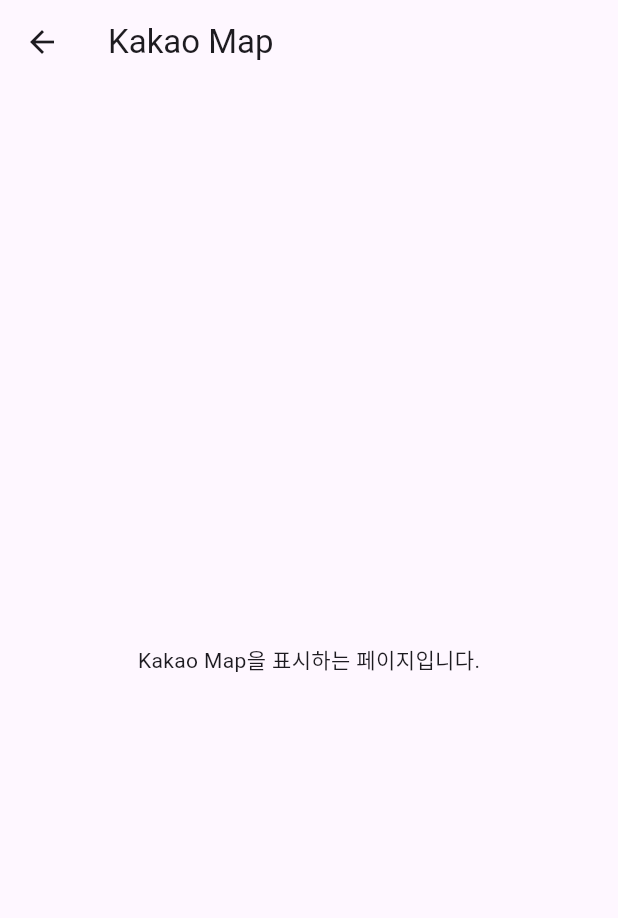
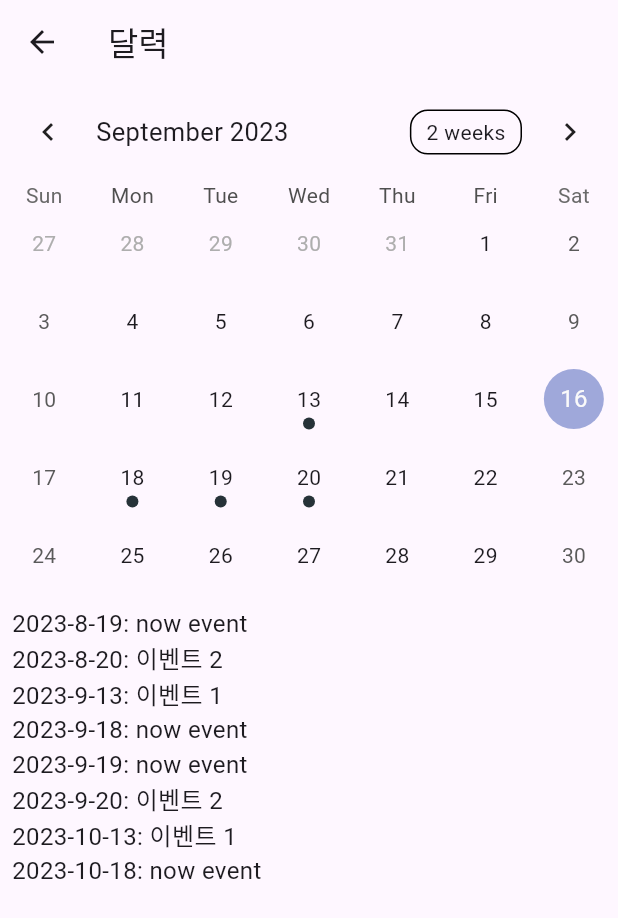
Before and after one commit to HaniumCapstone/flutter_application, a Flutter app: the SiteDetailPage widget shown alone on an empty page, opened directly with empty values, after a tap on "🌐 지도에서 보기", on a phone screen of 412 x 824 dp. Shown: the top 918 px of the screen. Run offline on Flutter 3.47's test engine with Material 2 defaults, Android fonts, the phone set to English and light mode, and no system bars; drawn by our look-alikes of table_calendar; our stand-ins replace flutter_dotenv, shared_preferences; missing offline and left inert: kakao_flutter_sdk; accounts and stored records are empty; network calls fail.

```diff
--- /dev/null
+++ b/lib/screens/calender_page.dart
@@ -0,0 +1,154 @@
+import 'package:flutter/material.dart';
+import 'package:table_calendar/table_calendar.dart';
+
+void main() {
+  runApp(MyApp());
+}
+
+class MyApp extends StatelessWidget {
+  @override
+  Widget build(BuildContext context) {
+    return MaterialApp(
+      home: CalendarPage(),
+    );
+  }
+}
+
+class CalendarPage extends StatefulWidget {
+  @override
+  _CalendarPageState createState() => _CalendarPageState();
+}
+
+class _CalendarPageState extends State<CalendarPage> {
+  CalendarFormat _calendarFormat = CalendarFormat.month;
+  DateTime _focusedDay = DateTime(DateTime.now().year, DateTime.now().month, 1);
+  DateTime? _selectedDay;
+  Map<DateTime, List<dynamic>> _events = {};
+  String _eventDetails = '';
+  List<DateTime> _sortedEventDates = [];
+
+  @override
+  void initState() {
+    super.initState();
+    _events = {
+      DateTime(2023, 9, 13): ['이벤트 1'],
+      DateTime(2023, 9, 19): ['now event'],
+      DateTime(2023, 9, 20): ['이벤트 2'],
+      DateTime(2023, 9, 18): ['now event'],
+      DateTime(2023, 10, 13): ['이벤트 1'],
+      DateTime(2023, 8, 19): ['now event'],
+      DateTime(2023, 8, 20): ['이벤트 2'],
+      DateTime(2023, 10, 18): ['now event'],
+    };
+
+    // 이벤트 날짜를 정렬
+    _sortedEventDates = _events.keys.toList()..sort();
+  }
+
+  void _sortEventsByMonth(DateTime month) {
+    _sortedEventDates = _events.keys.where((date) {
+      return date.year == month.year && date.month == month.month;
+    }).toList()..sort();
+  }
+
+  Future<void> _showDateDetailsDialog(DateTime selectedDay) async {
+    final selectedDate = DateTime(selectedDay.year, selectedDay.month, selectedDay.day);
+    final events = _events[selectedDate] ?? [];
+    String eventDetails = events.isEmpty ? '이벤트 없음' : events.join('\n');
+
+    setState(() {
+      _selectedDay = selectedDate;
+      _eventDetails = eventDetails;
+    });
+  }
+
+  @override
+  Widget build(BuildContext context) {
+    return Scaffold(
+      appBar: AppBar(
+        title: Text('달력'),
+      ),
+      body: SingleChildScrollView(
+        child: Column(
+          crossAxisAlignment: CrossAxisAlignment.start,
+          children: <Widget>[
+            TableCalendar(
+              firstDay: DateTime(2000),
+              lastDay: DateTime(2050),
+              focusedDay: _focusedDay,
+              calendarFormat: _calendarFormat,
+              eventLoader: (date) {
+                final selectedDate = DateTime(date.year, date.month, date.day);
+                return _events[selectedDate] ?? [];
+              },
+              calendarBuilders: CalendarBuilders(
+                selectedBuilder: (context, date, _) {
+                  return Container(
+                    margin: const EdgeInsets.all(4.0),
+                    alignment: Alignment.center,
+                    decoration: BoxDecoration(
+                      color: Colors.pink,
+                      shape: BoxShape.circle,
+                    ),
+                    child: Text(
+                      date.day.toString(),
+                      style: TextStyle(color: Colors.white),
+                    ),
+                  );
+                },
+              ),
+              onFormatChanged: (format) {
+                setState(() {
+                  _calendarFormat = format;
+                });
+
+                // 월 형식이 변경될 때 이벤트 정렬
+                if (format == CalendarFormat.month) {
+                  _sortEventsByMonth(_focusedDay);
+                }
+              },
+              onPageChanged: (focusedDay) {
+                // 페이지 변경 시 _focusedDay 업데이트
+                setState(() {
+                  _focusedDay = focusedDay;
+                });
+
+                // 페이지 변경 시 월 형식일 때 이벤트 정렬
+                if (_calendarFormat == CalendarFormat.month) {
+                  _sortEventsByMonth(focusedDay);
+                }
+              },
+              onDaySelected: (selectedDay, focusedDay) {
+                setState(() {
+                  _selectedDay = selectedDay;
+                });
+                _showDateDetailsDialog(selectedDay);
+              },
+            ),
+            if (_selectedDay != null)
+              Padding(
+                padding: const EdgeInsets.all(8.0),
+                child: Text(
+                  _eventDetails,
+                  style: TextStyle(fontSize: 16),
+                ),
+              ),
+            if (_calendarFormat == CalendarFormat.month)
+              Padding(
+                padding: const EdgeInsets.all(8.0),
+                child: Column(
+                  crossAxisAlignment: CrossAxisAlignment.start,
+                  children: _sortedEventDates.map((date) {
+                    return Text(
+                      '${date.year}-${date.month}-${date.day}: ${_events[date]!.join(", ")}',
+                      style: TextStyle(fontSize: 16),
+                    );
+                  }).toList(),
+                ),
+              ),
+          ],
+        ),
+      ),
+    );
+  }
+}
--- a/lib/screens/site_detail.dart
+++ b/lib/screens/site_detail.dart
@@ -1,8 +1,8 @@
 import 'dart:ui';
 
+import 'package:chosungood/screens/calender_page.dart';
 import 'package:flutter/material.dart';
 import 'package:url_launcher/url_launcher.dart';
-import 'kakaomap.dart';
 import 'sites.dart'; // HistoricSite 클래스를 import
 
 class SiteDetailPage extends StatelessWidget {
@@ -83,7 +83,7 @@
                         // 두 번째 버튼 눌렀을 때 KakaoMapPage로 이동하는 코드
                         Navigator.push(
                           context,
-                          MaterialPageRoute(builder: (context) => KakaoMapPage()),
+                          MaterialPageRoute(builder: (context) => CalendarPage()),
                         );
                       },
                       style: ElevatedButton.styleFrom(
--- a/pubspec.yaml
+++ b/pubspec.yaml
@@ -42,6 +42,7 @@
   url_launcher: ^6.0.6 # 원하는 버전을 사용하세요
   provider: ^6.0.5
   shared_preferences: ^2.2.1
+  table_calendar: ^3.0.9
 
 dev_dependencies:
   flutter_test:
```
Also changed, not shown: pubspec.lock.
